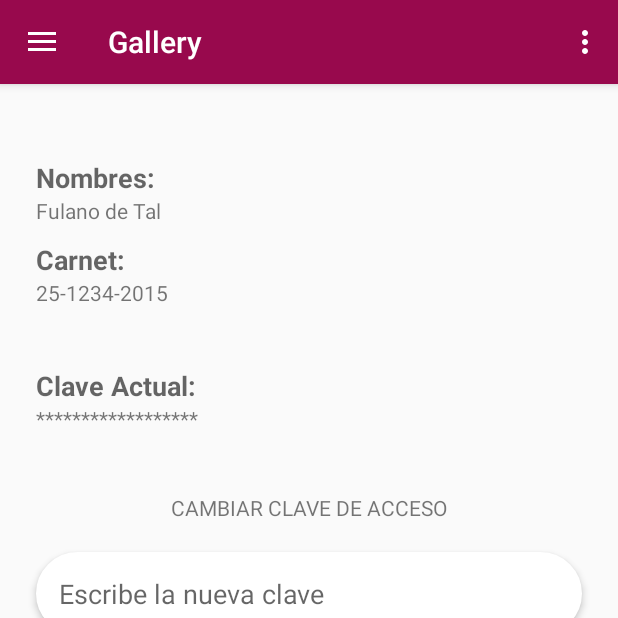
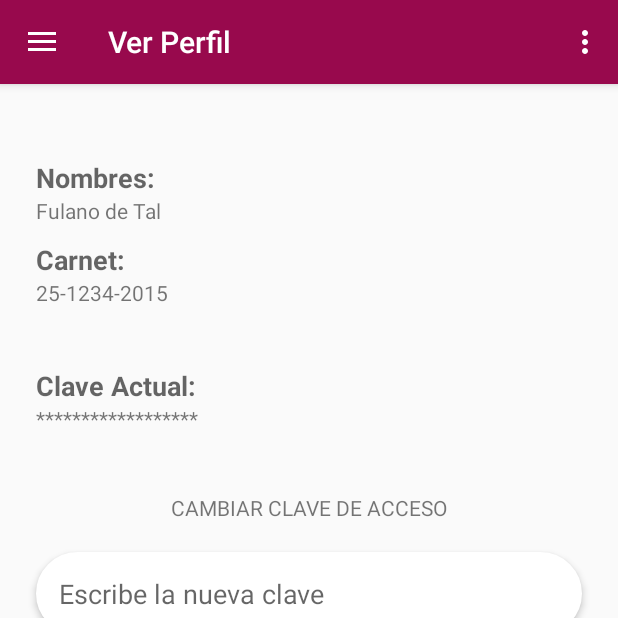
Before and after one commit to DesKevinMendez/control-estacionamiento-utec-android, an Android app: the DocenteHome screen opened directly, with no data from a screen before it, in the side drawer, after a tap on "Ver Perfil", on a phone screen of 412 x 824 dp, the top half of it. Run offline under Robolectric (Android 15) with nearby library versions, the phone set to English and light mode, and no system bars; our stand-ins replace navigation-ui.

Commit message:
intento de solucion boton cancelar en PerfilFragment

```diff
--- a/app/src/main/java/com/example/control_estacionamiento_utec_electiva_i/docentes/DocenteHome.java
+++ b/app/src/main/java/com/example/control_estacionamiento_utec_electiva_i/docentes/DocenteHome.java
@@ -59,4 +59,5 @@ public class DocenteHome extends AppCompatActivity {
         return NavigationUI.navigateUp(navController, mAppBarConfiguration)
                 || super.onSupportNavigateUp();
     }
+
 }
--- a/app/src/main/java/com/example/control_estacionamiento_utec_electiva_i/docentes/Estacionamiento.java
+++ b/app/src/main/java/com/example/control_estacionamiento_utec_electiva_i/docentes/Estacionamiento.java
@@ -70,30 +70,5 @@ public class Estacionamiento extends AppCompatActivity {
 
     }
 
-    /* Method for show and hide the menu
-    public boolean onCreateOptionsMenu(Menu menu){
-        getMenuInflater().inflate(R.menu.toolbar, menu);
-        return true;
-    }
-
-    // Method to assign the corresponding functions to the options of menu
-    public  boolean onOptionsItemSelected(MenuItem item){
-        int id = item.getItemId();
-
-        if (id == R.id.menuInicio){
-            Intent i = new Intent(getApplicationContext(), PantallaInicio.class);
-            i.putExtra("estado", "inicio");
-            startActivity(i);
-        } else if (id == R.id.menuPerfil){
-            Intent i = new Intent(getApplicationContext(), PerfilUsuario.class);
-            startActivity(i);
-        } else if (id == R.id.menuCerrar){
-            Intent i = new Intent(getApplicationContext(), LoginActivity.class);
-            startActivity(i);
-            finish();
-        }
-
-        return super.onOptionsItemSelected(item);
-    }*/
 
 }
--- a/app/src/main/java/com/example/control_estacionamiento_utec_electiva_i/docentes/ui/perfil/PerfilFragment.java
+++ b/app/src/main/java/com/example/control_estacionamiento_utec_electiva_i/docentes/ui/perfil/PerfilFragment.java
@@ -10,13 +10,17 @@ import android.widget.EditText;
 import android.widget.Toast;
 
 import androidx.annotation.NonNull;
+import androidx.core.view.GravityCompat;
+import androidx.drawerlayout.widget.DrawerLayout;
 import androidx.fragment.app.Fragment;
+import androidx.fragment.app.FragmentManager;
+import androidx.fragment.app.FragmentTransaction;
 
 import com.example.control_estacionamiento_utec_electiva_i.R;
 import com.example.control_estacionamiento_utec_electiva_i.docentes.PopConfirm;
 import com.example.control_estacionamiento_utec_electiva_i.docentes.ui.home.HomeFragment;
 
-public class PerfilFragment extends Fragment {
+public class PerfilFragment extends Fragment implements View.OnClickListener {
 
     EditText claveEd, confirmarEd;
     Button cancelarPerfilBtn, confirmarPerfilBtn;
@@ -33,12 +37,15 @@ public class PerfilFragment extends Fragment {
         cancelarPerfilBtn = root.findViewById(R.id.btnCancelarPerfil);
         confirmarPerfilBtn = root.findViewById(R.id.btnConfirmarPerfil);
 
+
+        final DrawerLayout drawer = root.findViewById(R.id.drawer_layout);
+
         cancelarPerfilBtn.setOnClickListener(new View.OnClickListener() {
             @Override
             public void onClick(View v) {
+                //getFragmentManager().popBackStack();
                 HomeFragment fragment = new HomeFragment();
-                getActivity().getSupportFragmentManager().beginTransaction().addToBackStack(null)
-                        .replace(R.id.nav_home, fragment).commit();
+                getActivity().getSupportFragmentManager().beginTransaction().addToBackStack(null).replace(R.id.nav_gallery, fragment).commit();
             }
         });
 
@@ -70,4 +77,9 @@ public class PerfilFragment extends Fragment {
 
         return root;
     }
+
+    @Override
+    public void onClick(View v) {
+
+    }
 }
--- a/app/src/main/res/layout/fragment_home.xml
+++ b/app/src/main/res/layout/fragment_home.xml
@@ -2,7 +2,6 @@
 <androidx.constraintlayout.widget.ConstraintLayout xmlns:android="http://schemas.android.com/apk/res/android"
     xmlns:app="http://schemas.android.com/apk/res-auto"
     android:layout_width="match_parent"
-    android:id="@+id/home_docente"
     android:layout_height="match_parent">
 
     <TextView
--- a/app/src/main/res/navigation/mobile_navigation.xml
+++ b/app/src/main/res/navigation/mobile_navigation.xml
@@ -9,13 +9,21 @@
         android:id="@+id/nav_home"
         android:name="com.example.control_estacionamiento_utec_electiva_i.docentes.ui.home.HomeFragment"
         android:label="@string/menu_home"
-        tools:layout="@layout/fragment_home" />
+        tools:layout="@layout/fragment_home" >
+        <action
+            android:id="@+id/action_nav_home_to_nav_gallery"
+            app:destination="@id/nav_gallery" />
+    </fragment>
 
     <fragment
         android:id="@+id/nav_gallery"
         android:name="com.example.control_estacionamiento_utec_electiva_i.docentes.ui.perfil.PerfilFragment"
         android:label="@string/menu_gallery"
-        tools:layout="@layout/fragment_gallery" />
+        tools:layout="@layout/fragment_gallery" >
+        <action
+            android:id="@+id/action_nav_gallery_to_nav_home"
+            app:destination="@id/nav_home" />
+    </fragment>
 
     <fragment
         android:id="@+id/nav_slideshow"
@@ -23,21 +31,4 @@
         android:label="@string/menu_slideshow"
         tools:layout="@layout/fragment_slideshow" />
 
-    <fragment
-        android:id="@+id/nav_tools"
-        android:name="com.example.control_estacionamiento_utec_electiva_i.docentes.ui.tools.ToolsFragment"
-        android:label="@string/menu_tools"
-        tools:layout="@layout/fragment_tools" />
-
-    <fragment
-        android:id="@+id/nav_share"
-        android:name="com.example.control_estacionamiento_utec_electiva_i.docentes.ui.share.ShareFragment"
-        android:label="@string/menu_share"
-        tools:layout="@layout/fragment_share" />
-
-    <fragment
-        android:id="@+id/nav_send"
-        android:name="com.example.control_estacionamiento_utec_electiva_i.docentes.ui.send.SendFragment"
-        android:label="@string/menu_send"
-        tools:layout="@layout/fragment_send" />
 </navigation>
--- a/app/src/main/res/values/strings.xml
+++ b/app/src/main/res/values/strings.xml
@@ -85,11 +85,8 @@
     <string name="action_settings">Settings</string>
 
     <string name="menu_home">Home</string>
-    <string name="menu_gallery">Gallery</string>
-    <string name="menu_slideshow">Slideshow</string>
-    <string name="menu_tools">Tools</string>
-    <string name="menu_share">Share</string>
-    <string name="menu_send">Send</string>
+    <string name="menu_gallery">Ver Perfil</string>
+    <string name="menu_slideshow"></string>
 
 
 </resources>
```
